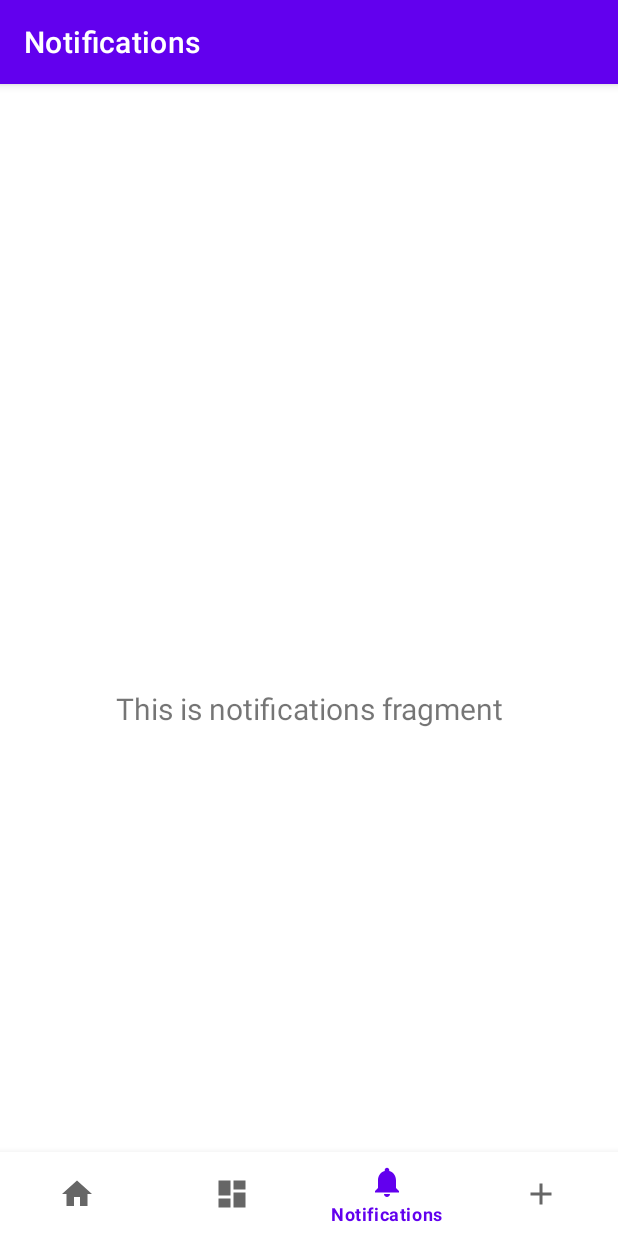
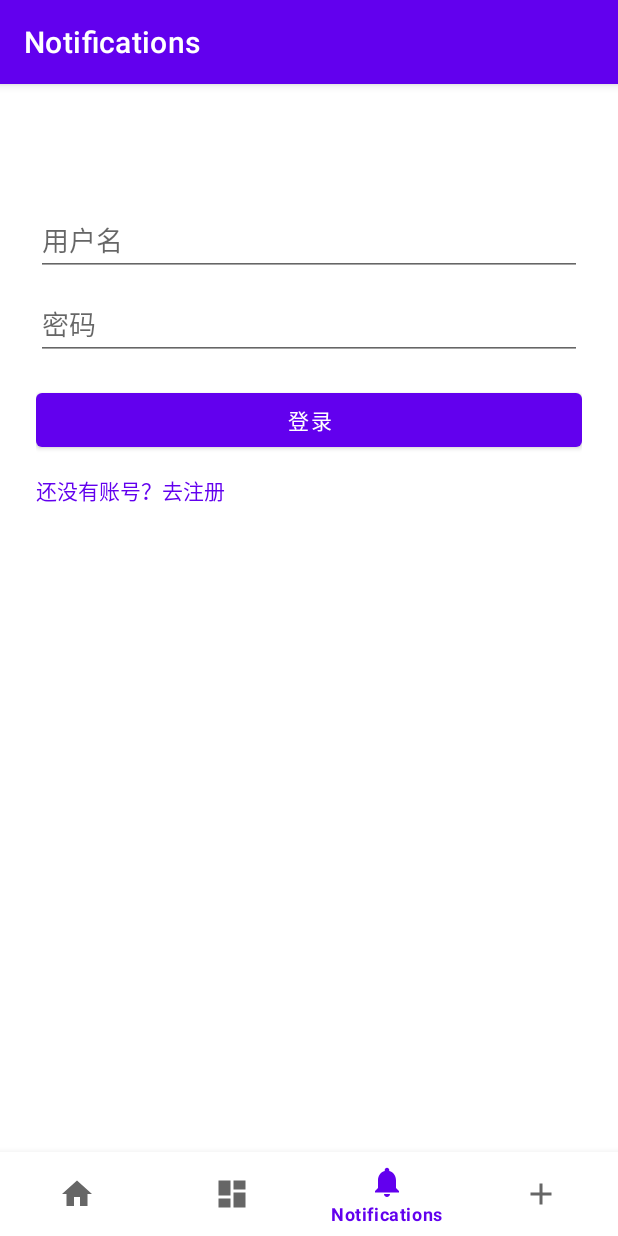
Before and after one commit to lu-kai-2002/AndroidFinalproject, an Android app: the screen it shows after launch (MainActivity), item 3 of the bottom bar chosen, on a phone screen of 412 x 824 dp. Run offline under Robolectric (Android 15) with nearby library versions, the phone set to English and light mode, and no system bars; our stand-ins replace navigation-ui.

Commit message:
添加登录页面

```diff
--- a/app/src/main/java/com/example/finalproject/BarDetailActivity.java
+++ b/app/src/main/java/com/example/finalproject/BarDetailActivity.java
@@ -107,7 +107,7 @@ public class BarDetailActivity extends AppCompatActivity {
     }
 
     private void updateRatingDisplay() {
-        ratingBar.setRating((float) currentBar.getAverageRating()/currentBar.getRatingCount());
+        ratingBar.setRating((float) currentBar.getAverageRating());
         tvRatingValue.setText(String.format(Locale.getDefault(),
                 "%.1f（%d人评分）",
                 currentBar.getAverageRating(),
--- /dev/null
+++ b/app/src/main/java/com/example/finalproject/ui/NotificationContainerFragment.java
@@ -0,0 +1,36 @@
+package com.example.finalproject.ui;
+
+import android.os.Bundle;
+import android.view.LayoutInflater;
+import android.view.View;
+import android.view.ViewGroup;
+import androidx.annotation.Nullable;
+import androidx.fragment.app.Fragment;
+import com.example.finalproject.R;
+import com.example.finalproject.ui.auth.AuthManager;
+import com.example.finalproject.ui.login.LoginFragment;
+import com.example.finalproject.ui.notifications.NotificationsFragment;
+
+public class NotificationContainerFragment extends Fragment {
+
+    @Nullable @Override
+    public View onCreateView(LayoutInflater inflater, ViewGroup container, Bundle s) {
+        return inflater.inflate(R.layout.fragment_notification_container, container, false);
+    }
+
+    @Override
+    public void onViewCreated(View view, Bundle savedInstanceState) {
+        // 首次加载
+        loadChildFragment();
+    }
+
+    /** 根据状态载入 LoginFragment 或 MessageFragment */
+    public void loadChildFragment() {
+        Fragment child = AuthManager.isLoggedIn()
+                ? new NotificationsFragment()
+                : new LoginFragment();
+        getChildFragmentManager().beginTransaction()
+                .replace(R.id.child_container, child)
+                .commit();
+    }
+}
--- /dev/null
+++ b/app/src/main/java/com/example/finalproject/ui/auth/AuthManager.java
@@ -0,0 +1,26 @@
+package com.example.finalproject.ui.auth;
+
+
+
+
+
+
+public class AuthManager {
+    // 只保存在进程内存，进程被杀掉后就重置为 false
+    private static boolean loggedIn = false;
+
+    /** 查询登录状态 */
+    public static boolean isLoggedIn() {
+        return loggedIn;
+    }
+
+    /** 设置登录状态 */
+    public static void setLoggedIn(boolean value) {
+        loggedIn = value;
+    }
+
+    /** 登出 */
+    public static void logout() {
+        loggedIn = false;
+    }
+}
--- /dev/null
+++ b/app/src/main/java/com/example/finalproject/ui/login/LoginFragment.java
@@ -0,0 +1,101 @@
+package com.example.finalproject.ui.login;
+
+import androidx.fragment.app.Fragment;
+
+import com.example.finalproject.R;
+import com.example.finalproject.ui.NotificationContainerFragment;
+import com.example.finalproject.ui.auth.AuthManager;
+
+import android.os.Bundle;
+import android.text.TextUtils;
+import android.view.LayoutInflater;
+import android.view.View;
+import android.view.ViewGroup;
+import android.widget.Button;
+import android.widget.EditText;
+import android.widget.LinearLayout;
+import android.widget.TextView;
+import android.widget.Toast;
+import androidx.annotation.Nullable;
+import androidx.fragment.app.Fragment;
+
+public class LoginFragment extends Fragment {
+    private LinearLayout loginContainer, registerContainer;
+    private EditText etUserLogin, etPassLogin;
+    private EditText etUserReg, etPassReg, etPassConfirm;
+    private Button btnLogin, btnRegister;
+    private TextView tvGoToRegister, tvGoToLogin;
+    private loginDBhelper dbHelper;
+
+    @Nullable @Override
+    public View onCreateView(LayoutInflater inflater, ViewGroup parent, Bundle savedInstanceState) {
+        View v = inflater.inflate(R.layout.fragment_login, parent, false);
+        // 找到所有控件
+        loginContainer    = v.findViewById(R.id.login_container);
+        registerContainer = v.findViewById(R.id.register_container);
+
+        etUserLogin  = v.findViewById(R.id.etUsernameLogin);
+        etPassLogin  = v.findViewById(R.id.etPasswordLogin);
+        etUserReg    = v.findViewById(R.id.etUsernameReg);
+        etPassReg    = v.findViewById(R.id.etPasswordReg);
+        etPassConfirm= v.findViewById(R.id.etPasswordConfirm);
+
+        btnLogin     = v.findViewById(R.id.btnLogin);
+        btnRegister  = v.findViewById(R.id.btnRegister);
+
+        tvGoToRegister = v.findViewById(R.id.tvGoToRegister);
+        tvGoToLogin    = v.findViewById(R.id.tvGoToLogin);
+
+        dbHelper = new loginDBhelper(requireContext());
+
+        // 点击“去注册”
+        tvGoToRegister.setOnClickListener(x -> {
+            loginContainer.setVisibility(View.GONE);
+            registerContainer.setVisibility(View.VISIBLE);
+        });
+        // 点击“去登录”
+        tvGoToLogin.setOnClickListener(x -> {
+            registerContainer.setVisibility(View.GONE);
+            loginContainer.setVisibility(View.VISIBLE);
+        });
+
+        // 注册逻辑
+        btnRegister.setOnClickListener(x -> {
+            String u = etUserReg.getText().toString().trim();
+            String p = etPassReg.getText().toString();
+            String c = etPassConfirm.getText().toString();
+            if (TextUtils.isEmpty(u) || TextUtils.isEmpty(p)) {
+                Toast.makeText(getContext(), "用户名和密码不能为空", Toast.LENGTH_SHORT).show();
+            } else if (!p.equals(c)) {
+                Toast.makeText(getContext(), "两次密码不一致", Toast.LENGTH_SHORT).show();
+            } else {
+                boolean ok = dbHelper.addUser(u, p);
+                if (ok) {
+                    Toast.makeText(getContext(), "注册成功，请登录", Toast.LENGTH_SHORT).show();
+                    tvGoToLogin.performClick();
+                } else {
+                    Toast.makeText(getContext(), "用户名已存在", Toast.LENGTH_SHORT).show();
+                }
+            }
+        });
+
+        // 登录逻辑
+        btnLogin.setOnClickListener(x -> {
+            String u = etUserLogin.getText().toString().trim();
+            String p = etPassLogin.getText().toString();
+            if (TextUtils.isEmpty(u) || TextUtils.isEmpty(p)) {
+                Toast.makeText(getContext(), "请输入用户名和密码", Toast.LENGTH_SHORT).show();
+            } else if (dbHelper.checkUser(u, p)) {
+                // 保存登录态并通知父 Fragment 切换
+                AuthManager.setLoggedIn(true);
+                if (getParentFragment() instanceof NotificationContainerFragment) {
+                    ((NotificationContainerFragment) getParentFragment()).loadChildFragment();
+                }
+            } else {
+                Toast.makeText(getContext(), "用户名或密码错误", Toast.LENGTH_SHORT).show();
+            }
+        });
+
+        return v;
+    }
+}
--- /dev/null
+++ b/app/src/main/java/com/example/finalproject/ui/login/loginDBhelper.java
@@ -0,0 +1,73 @@
+package com.example.finalproject.ui.login;
+
+import android.content.Context;
+import android.database.sqlite.SQLiteDatabase;
+import android.database.sqlite.SQLiteOpenHelper;
+import android.content.ContentValues;
+import android.database.Cursor;
+
+public class loginDBhelper extends SQLiteOpenHelper {
+    private static final String DATABASE_NAME = "app.db";
+    private static final int DATABASE_VERSION = 1;
+
+    public static final String TABLE_USERS = "users";
+    public static final String COL_ID       = "id";
+    public static final String COL_USER     = "username";
+    public static final String COL_PASS     = "password";
+
+    private static final String SQL_CREATE =
+            "CREATE TABLE " + TABLE_USERS + " (" +
+                    COL_ID   + " INTEGER PRIMARY KEY AUTOINCREMENT, " +
+                    COL_USER + " TEXT UNIQUE, " +
+                    COL_PASS + " TEXT" +
+                    ")";
+
+    public loginDBhelper(Context ctx) {
+        super(ctx, DATABASE_NAME, null, DATABASE_VERSION);
+    }
+
+    @Override
+    public void onCreate(SQLiteDatabase db) {
+        db.execSQL(SQL_CREATE);
+    }
+
+    @Override
+    public void onUpgrade(SQLiteDatabase db, int oldV, int newV) {
+        db.execSQL("DROP TABLE IF EXISTS " + TABLE_USERS);
+        onCreate(db);
+    }
+
+    /** 注册新用户 */
+    public boolean addUser(String user, String pass) {
+        if (userExists(user)) return false;
+        SQLiteDatabase db = getWritableDatabase();
+        ContentValues cv = new ContentValues();
+        cv.put(COL_USER, user);
+        cv.put(COL_PASS, pass);
+        long id = db.insert(TABLE_USERS, null, cv);
+        return id != -1;
+    }
+
+    /** 用户名是否已存在 */
+    public boolean userExists(String user) {
+        SQLiteDatabase db = getReadableDatabase();
+        Cursor c = db.query(TABLE_USERS, new String[]{COL_ID},
+                COL_USER + "=?", new String[]{user},
+                null, null, null);
+        boolean exists = c.moveToFirst();
+        c.close();
+        return exists;
+    }
+
+    /** 验证用户名+密码 */
+    public boolean checkUser(String user, String pass) {
+        SQLiteDatabase db = getReadableDatabase();
+        Cursor c = db.query(TABLE_USERS, new String[]{COL_ID},
+                COL_USER + "=? AND " + COL_PASS + "=?",
+                new String[]{user, pass},
+                null, null, null);
+        boolean ok = c.moveToFirst();
+        c.close();
+        return ok;
+    }
+}
--- /dev/null
+++ b/app/src/main/res/layout/fragment_login.xml
@@ -0,0 +1,98 @@
+<?xml version="1.0" encoding="utf-8"?>
+<ScrollView xmlns:android="http://schemas.android.com/apk/res/android"
+    android:layout_width="match_parent"
+    android:layout_height="match_parent"
+    android:padding="24dp">
+
+    <LinearLayout
+        android:orientation="vertical"
+        android:layout_width="match_parent"
+        android:layout_height="wrap_content">
+
+        <!-- 登录界面 -->
+        <LinearLayout
+            android:id="@+id/login_container"
+            android:orientation="vertical"
+            android:layout_width="match_parent"
+            android:layout_height="wrap_content">
+
+            <EditText
+                android:id="@+id/etUsernameLogin"
+                android:layout_width="match_parent"
+                android:layout_height="wrap_content"
+                android:hint="用户名"
+                android:inputType="textPersonName"/>
+
+            <EditText
+                android:id="@+id/etPasswordLogin"
+                android:layout_width="match_parent"
+                android:layout_height="wrap_content"
+                android:hint="密码"
+                android:inputType="textPassword"
+                android:layout_marginTop="8dp"/>
+
+            <Button
+                android:id="@+id/btnLogin"
+                android:layout_width="match_parent"
+                android:layout_height="wrap_content"
+                android:text="登录"
+                android:layout_marginTop="16dp"/>
+
+            <TextView
+                android:id="@+id/tvGoToRegister"
+                android:layout_width="wrap_content"
+                android:layout_height="wrap_content"
+                android:text="还没有账号？去注册"
+                android:textColor="?attr/colorPrimary"
+                android:layout_marginTop="12dp"/>
+        </LinearLayout>
+
+        <!-- 注册界面，初始隐藏 -->
+        <LinearLayout
+            android:id="@+id/register_container"
+            android:orientation="vertical"
+            android:visibility="gone"
+            android:layout_width="match_parent"
+            android:layout_height="wrap_content">
+
+            <EditText
+                android:id="@+id/etUsernameReg"
+                android:layout_width="match_parent"
+                android:layout_height="wrap_content"
+                android:hint="请输入用户名"
+                android:inputType="textPersonName"/>
+
+            <EditText
+                android:id="@+id/etPasswordReg"
+                android:layout_width="match_parent"
+                android:layout_height="wrap_content"
+                android:hint="请输入密码"
+                android:inputType="textPassword"
+                android:layout_marginTop="8dp"/>
+
+            <EditText
+                android:id="@+id/etPasswordConfirm"
+                android:layout_width="match_parent"
+                android:layout_height="wrap_content"
+                android:hint="确认密码"
+                android:inputType="textPassword"
+                android:layout_marginTop="8dp"/>
+
+            <Button
+                android:id="@+id/btnRegister"
+                android:layout_width="match_parent"
+                android:layout_height="wrap_content"
+                android:text="注册"
+                android:layout_marginTop="16dp"/>
+
+            <TextView
+                android:id="@+id/tvGoToLogin"
+                android:layout_width="wrap_content"
+                android:layout_height="wrap_content"
+                android:text="已有账号？去登录"
+                android:textColor="?attr/colorPrimary"
+                android:layout_marginTop="12dp"/>
+        </LinearLayout>
+
+    </LinearLayout>
+</ScrollView>
--- /dev/null
+++ b/app/src/main/res/layout/fragment_notification_container.xml
@@ -0,0 +1,4 @@
+<FrameLayout xmlns:android="http://schemas.android.com/apk/res/android"
+    android:id="@+id/child_container"
+    android:layout_width="match_parent"
+    android:layout_height="match_parent" />
--- a/app/src/main/res/navigation/mobile_navigation.xml
+++ b/app/src/main/res/navigation/mobile_navigation.xml
@@ -19,9 +19,9 @@
 
     <fragment
         android:id="@+id/navigation_notifications"
-        android:name="com.example.finalproject.ui.notifications.NotificationsFragment"
+        android:name="com.example.finalproject.ui.NotificationContainerFragment"
         android:label="@string/title_notifications"
-        tools:layout="@layout/fragment_notifications" />
+        tools:layout="@layout/fragment_notification_container" />
 
     <fragment
         android:id="@+id/navigation_post"
```
